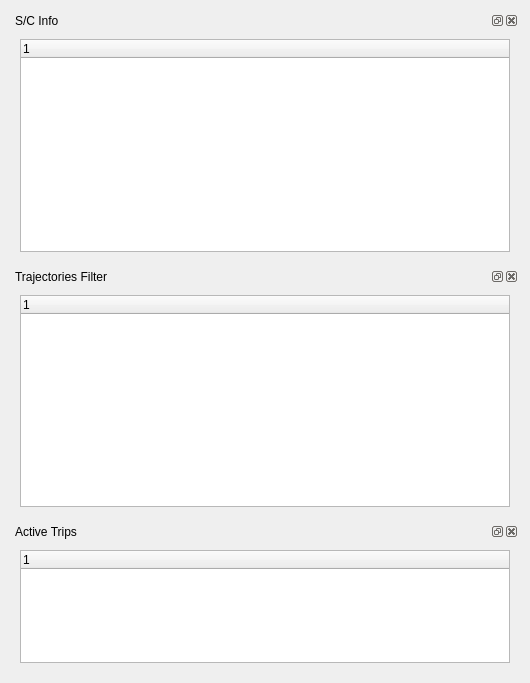
jorialand/sonet_tfm_horia, file src/sonet_canvas.ui: the form before one commit.
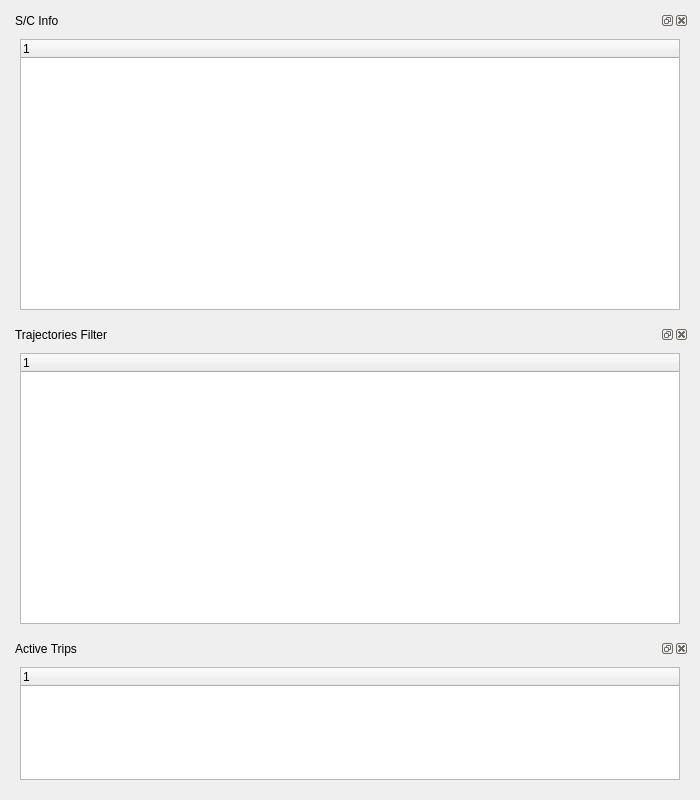
The form after the commit.

What changed in the file:
```diff
--- a/src/sonet_canvas.ui
+++ b/src/sonet_canvas.ui
@@ -6,8 +6,8 @@
    <rect>
     <x>0</x>
     <y>0</y>
-    <width>530</width>
-    <height>683</height>
+    <width>700</width>
+    <height>800</height>
    </rect>
   </property>
   <property name="baseSize">
```
